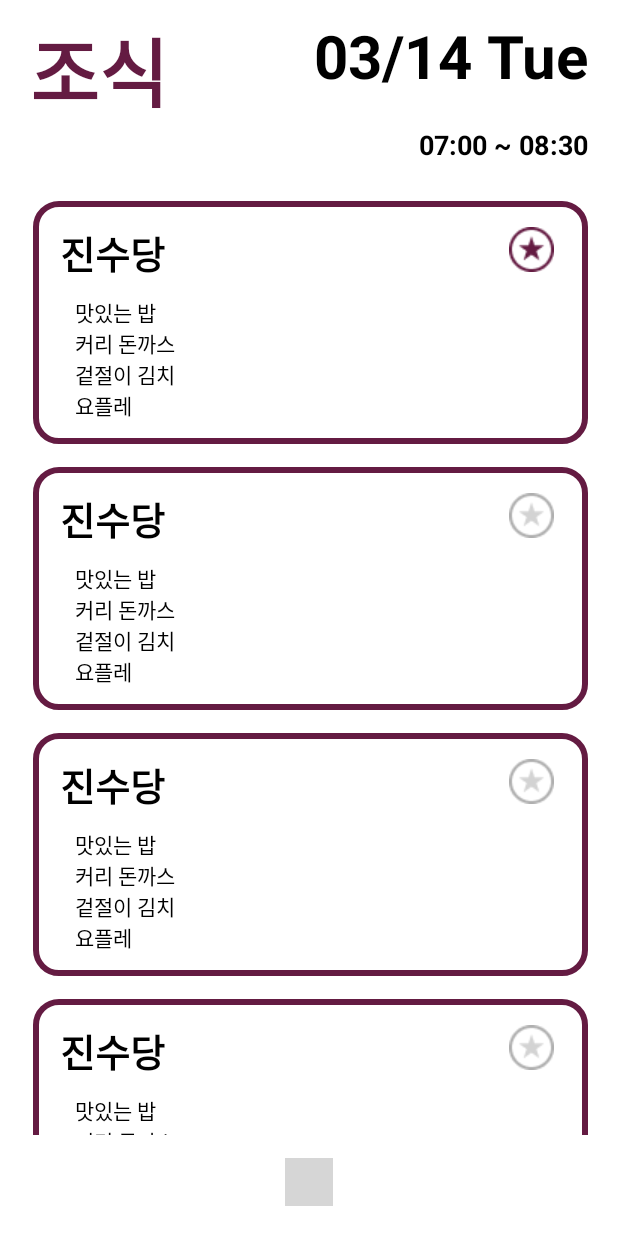
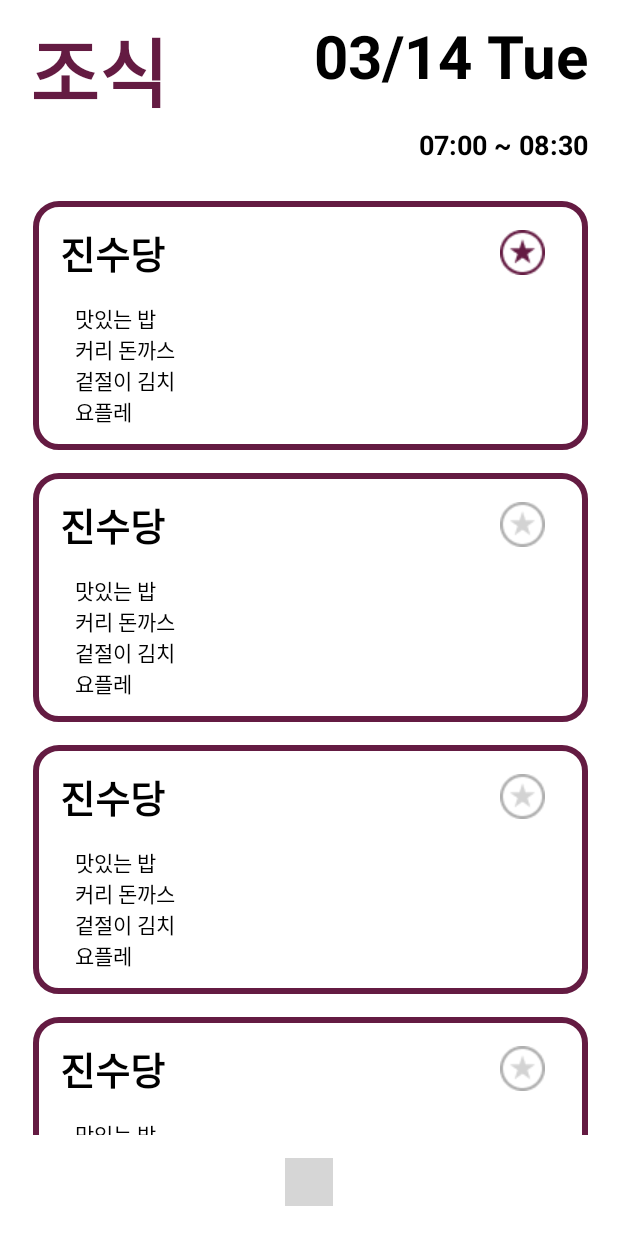
Before and after one commit to Kim-Yeon-ho/BukBob_jbnu, an Android app: the screen it shows after launch (MainActivity), after a tap on an icon or button, on a phone screen of 412 x 824 dp. Run offline under Robolectric (Android 15) with nearby library versions, the phone set to English and light mode, and no system bars; libraries missing offline, so code that uses them is left out: com.tbuonomo.viewpagerdotsindicator; plain views replace DotsIndicator; 2 statements that could not run were skipped; grey boxes are pictures that could not be loaded.

Commit message:
Update : Feature #5 => Android UI 즐겨찾기 위젯 각 페이지마다 연동 구현 완료.

```diff
--- a/BukBob_Android/app/src/main/java/com/bukbob/bukbob_android/MainActivity.kt
+++ b/BukBob_Android/app/src/main/java/com/bukbob/bukbob_android/MainActivity.kt
@@ -2,24 +2,33 @@ package com.bukbob.bukbob_android
 
 import androidx.appcompat.app.AppCompatActivity
 import android.os.Bundle
+import android.util.Log
+import android.widget.Button
+import androidx.lifecycle.Observer
+import androidx.lifecycle.ViewModelProvider
 import androidx.viewpager2.widget.ViewPager2
+import com.bukbob.bukbob_android.mainList_Module.FoodListAdapter
 import com.bukbob.bukbob_android.main_Module.MainAdapter
+import com.bukbob.bukbob_android.main_Module.MainViewModel
 import com.tbuonomo.viewpagerdotsindicator.DotsIndicator
 
 class MainActivity : AppCompatActivity() {
 
     lateinit var mainView : ViewPager2
-    lateinit var dotsIndicator: DotsIndicator
+    lateinit var mainDotsIndicator: DotsIndicator
     override fun onCreate(savedInstanceState: Bundle?) {
         super.onCreate(savedInstanceState)
         setContentView(R.layout.activity_main)
 
         mainView = findViewById(R.id.mainViewPager)
-        mainView.adapter = MainAdapter(arrayListOf("1","2","3","4","5"))
+        mainDotsIndicator = findViewById(R.id.mainIndicator)
+
+        mainView.adapter = MainAdapter(arrayListOf("1","2","3","4","5"),this)
+        // 차후 이곳에 Firebase 에서 받아온 정보를 넘겨줘야합니다.
         mainView.orientation = ViewPager2.ORIENTATION_HORIZONTAL
-
-        dotsIndicator = findViewById(R.id.mainIndicator)
-        dotsIndicator.attachTo(mainView)
+        // 가로 방향 스와이프 지원을 위한 선언입니다.
+        mainDotsIndicator.attachTo(mainView)
+        // 인디케이터를 mainView에 지정해줍니다.
 
     }
 }
--- a/BukBob_Android/app/src/main/java/com/bukbob/bukbob_android/mainList_Module/FoodListAdapter.kt
+++ b/BukBob_Android/app/src/main/java/com/bukbob/bukbob_android/mainList_Module/FoodListAdapter.kt
@@ -1,33 +1,46 @@
 package com.bukbob.bukbob_android.mainList_Module
 
-import android.graphics.Bitmap
-import android.graphics.drawable.Drawable
+import android.util.Log
 import android.view.LayoutInflater
 import android.view.View
 import android.view.ViewGroup
 import android.widget.ImageButton
 import android.widget.TextView
+import androidx.lifecycle.Observer
+import androidx.lifecycle.ViewModelProvider
 import androidx.recyclerview.widget.RecyclerView
+import com.bukbob.bukbob_android.MainActivity
 import com.bukbob.bukbob_android.R
+import com.bukbob.bukbob_android.main_Module.MainViewModel
 
-class FoodListAdapter (val FoodList: ArrayList<String>): RecyclerView.Adapter<FoodListAdapter.ViewHolder>(){
+class FoodListAdapter (val FoodList: ArrayList<String>,owner : MainActivity): RecyclerView.Adapter<FoodListAdapter.ViewHolder>(){
 
-    var isWidget : Boolean = false
-
-    inner class ViewHolder(view: View) : RecyclerView.ViewHolder(view){
+    val owner = owner
+    var isTrue = false
+    inner class ViewHolder(parent: View) : RecyclerView.ViewHolder(parent){
         var foodMarket : TextView
         var foodData : TextView
         var widget : ImageButton
 
         init {
-            foodMarket = view.findViewById(R.id.food_market)
-            foodData = view.findViewById(R.id.FoodList)
-            widget = view.findViewById(R.id.widgetButton)
+            foodMarket = parent.findViewById(R.id.food_market)
+            foodData = parent.findViewById(R.id.FoodList)
+            widget = parent.findViewById(R.id.widgetButton)
         }
     }
 
+    /**
+     * 해당 어댑터는 food_list_item_view를 기반으로 작성됐습니다.
+     *
+     * foodMarket는 food_list_item_view안에 식당 타이틀을 관리합니다.
+     * foodData는 food_list_item_view안에 식단 리스트를 관리합니다.
+     * widget는 food_list_item_view안에 widget 리스트를 관리합니다.
+     *
+     * */
+
     override fun onCreateViewHolder(parent: ViewGroup, viewType: Int): ViewHolder {
-        val view = LayoutInflater.from(parent.context).inflate(R.layout.food_list_item,parent,false)
+        val view =
+            LayoutInflater.from(parent.context).inflate(R.layout.food_list_item_view, parent, false)
 
         return ViewHolder(view)
     }
@@ -38,17 +51,33 @@ class FoodListAdapter (val FoodList: ArrayList<String>): RecyclerView.Adapter<Fo
     override fun onBindViewHolder(holder: ViewHolder, position: Int) {
         holder.foodMarket.text = "진수당"
         holder.foodData.text = "맛있는 밥 \n커리 돈까스 \n겉절이 김치 \n요플레"
-        //차후 수정
+
+
+        val model : MainViewModel = ViewModelProvider(owner).get(MainViewModel::class.java)
+
+        if(model.position.value == position && model.isCheck.value == true){
+            holder.widget.setImageResource(R.drawable.starfill)
+        }else{
+            holder.widget.setImageResource(R.drawable.starnonfill)
+        }
+
+
         holder.widget.setOnClickListener {
+            model.setPosition(position)
 
-            if(isWidget){
-                isWidget = !isWidget
+            if(model.isCheck.value == true){
+                isTrue = false
+                holder.widget.setImageResource(R.drawable.starfill)
+                model.setIsCheck(false)
+            }else{
+                isTrue = true
                 holder.widget.setImageResource(R.drawable.starnonfill)
-            }else{
-                isWidget = !isWidget
-                holder.widget.setImageResource(R.drawable.starfill)
+                model.setIsCheck(true)
             }
+        }
 
-        }
+
+
     }
+
 }
--- /dev/null
+++ b/BukBob_Android/app/src/main/java/com/bukbob/bukbob_android/main_Module/FoodViewControll.kt
@@ -0,0 +1,80 @@
+package com.bukbob.bukbob_android.main_Module
+
+import androidx.recyclerview.widget.LinearLayoutManager
+import com.bukbob.bukbob_android.MainActivity
+import com.bukbob.bukbob_android.mainList_Module.FoodListAdapter
+import java.text.SimpleDateFormat
+
+class FoodViewControll(hold : MainAdapter.PagerViewHolder, pageIndex: Int,owner: MainActivity) {
+
+    val owner = owner
+    val holder : MainAdapter.PagerViewHolder
+    val position : Int
+    // Holder를 담기 위한 상수입니다.
+    // postion은 ViewHolder가 생성 되고 나서 현재 사용자가 보고 있는 페이지를 담고 있는 상수입니다.
+
+    init {
+        holder = hold
+        position = pageIndex
+    }
+
+    /**
+     * 최초 객체가 생성될 때 hold라는 매개변수에 MainAdapter에서 holder를 인자값으로 받아
+     * 해당 class에서 사용합니다.
+     * */
+
+    fun setList(holder: MainAdapter.PagerViewHolder){
+        val layoutManager = LinearLayoutManager(holder.itemView.context,
+            LinearLayoutManager.VERTICAL,false)
+
+        holder.foodList.layoutManager = layoutManager
+        holder.foodList.adapter = FoodListAdapter(arrayListOf("1","2","3"),owner)
+
+    }
+
+    /**
+     * 해당 함수는 FoodListView 리사이클러뷰에 식단을 전달하는 함수입니다.
+     * 차후 Firebase 모듈과 결합하여 사용하면 좋을것 같습니다.
+     * */
+
+    fun setTitle(holder : MainAdapter.PagerViewHolder, position: Int){
+        when(position){
+            0 -> {
+                holder.foodTitle.text = "조식"
+                holder.foodTime.text = "07:00 ~ 08:30"
+            }
+            1 -> {
+                holder.foodTitle.text = "중식"
+                holder.foodTime.text = "11:00 ~ 14:00"
+            }
+            2 -> {
+                holder.foodTitle.text = "석식"
+                holder.foodTime.text = "17:30 ~ 19:00"
+            }
+        }
+    }
+
+    /**
+     * 해당 함수는 사용자가 보고 있는 페이지
+     * 0 -> 조식 , 1 -> 중식 , 3 -> 석식
+     * 페이지를 when을 사용하여 각 분기별로 처리한 함수입니다.
+     * */
+
+    fun setTime(holder: MainAdapter.PagerViewHolder){
+        val currentTime : Long = System.currentTimeMillis()
+        val nowTime = SimpleDateFormat("MM/dd E")
+        holder.foodDate.text = nowTime.format(currentTime)
+    }
+
+    /**
+     * 해당 함수는 현재 Android 핸드폰의 시간을 밀리세컨드 단위로 가져옵니다.
+     * 그후 지정된 포맷에 맞게 시간을 변형하여 사용자에게 제공합니다.
+     *
+     * 시스템 언어에 따라 요일이 한글 또는 영어 or 다른 언어로 출력될 수 있습니다.
+     * */
+
+    fun updateFoodList(){
+        holder.foodList.adapter?.notifyDataSetChanged()
+    }
+
+}
--- a/BukBob_Android/app/src/main/java/com/bukbob/bukbob_android/main_Module/MainAdapter.kt
+++ b/BukBob_Android/app/src/main/java/com/bukbob/bukbob_android/main_Module/MainAdapter.kt
@@ -1,66 +1,72 @@
 package com.bukbob.bukbob_android.main_Module
 
+import android.util.Log
 import android.view.LayoutInflater
 import android.view.ViewGroup
-import android.widget.LinearLayout
 import android.widget.TextView
-import androidx.recyclerview.widget.LinearLayoutManager
+import androidx.lifecycle.LifecycleOwner
+import androidx.lifecycle.Observer
+import androidx.lifecycle.ViewModelProvider
 import androidx.recyclerview.widget.RecyclerView
+import com.bukbob.bukbob_android.MainActivity
 import com.bukbob.bukbob_android.R
-import com.bukbob.bukbob_android.mainList_Module.FoodListAdapter
-import java.text.SimpleDateFormat
+class MainAdapter(var foodList: ArrayList<String>,owner : MainActivity): RecyclerView.Adapter<MainAdapter.PagerViewHolder>() {
 
-class MainAdapter(var foodList: ArrayList<String>): RecyclerView.Adapter<MainAdapter.PagerViewHolder>() {
+    val owner = owner
+    inner class PagerViewHolder(parent: ViewGroup) : RecyclerView.ViewHolder(LayoutInflater.from(parent.context).inflate(
+        R.layout.food_list_view,parent,false)){
 
-    inner class PagerViewHolder(parent: ViewGroup) : RecyclerView.ViewHolder(LayoutInflater.from(parent.context).inflate(
-        R.layout.food_list,parent,false)){
         val foodTitle : TextView = itemView.findViewById(R.id.FoodTitle)
         val foodDate : TextView = itemView.findViewById(R.id.FoodDate)
         val foodTime : TextView = itemView.findViewById(R.id.FoodTime)
         val foodList : RecyclerView = itemView.findViewById(R.id.FoodListView)
+
+
+        /**
+         * 해당 어댑터는 food_list_view.xml 파일을 기준으로 작동합니다.
+         *
+         * foodTitle : food_list_view.xml안에 조식,중식,석식 타이틀을 담당하는 텍스트 뷰입니다.
+         * foodDate : food_list_view.xml안에 월/일을 담당하는 텍스트 뷰입니다.
+         * foodTime : food_list_view.xml안에 식당의 운영 시간을 담당하는 텍스트 뷰입니다.
+         * foodList : food_list_view.xml안에 음식 리스트를 출력해주는 리사이클러뷰입니다.
+         *
+         *
+         * 차후 ViewBinding을 해야합니다. findViewByID가 성능적 이슈를 불러올 수 있습니다.
+         * */
+
     }
 
-    override fun onCreateViewHolder(parent: ViewGroup, viewType: Int) = PagerViewHolder((parent))
+    override fun onCreateViewHolder(parent: ViewGroup, viewType: Int) = PagerViewHolder(parent)
+    // onCreateViewHolder 메소드는 ViewHolder를 생성하는 메소드입니다. 이로 인해 차후에 View를 컨트롤 할 수 있습니다.
 
     override fun getItemCount(): Int = 3
     //조식,중식,석식 페이지 3개
 
     override fun onBindViewHolder(holder: PagerViewHolder, position: Int) {
-        setTitle(holder,position)
-        setTime(holder)
-        setList(holder)
+
+        val FoodView = FoodViewControll(holder,position,owner)
+        // FoodView를 컨트롤하는 객체를 생성합니다.
+
+        val model : MainViewModel = ViewModelProvider(owner).get(MainViewModel::class.java)
+        val modeObser = Observer<Boolean> {
+            FoodView.updateFoodList()
+        }
+
+        model.isCheck.observe(owner,modeObser)
+
+        FoodView.setTitle(holder,position)
+        FoodView.setTime(holder)
+        FoodView.setList(holder)
+
     }
 
-    fun setList(holder: PagerViewHolder){
-        val layoutManager = LinearLayoutManager(holder.itemView.context,LinearLayoutManager.VERTICAL,false)
-
-        holder.foodList.layoutManager = layoutManager
-        holder.foodList.adapter = FoodListAdapter(arrayListOf("1","2","3"))
-    }
-
-
-    fun setTitle(holder : PagerViewHolder,position: Int){
-        when(position){
-            0 -> {
-                holder.foodTitle.text = "조식"
-                holder.foodTime.text = "07:00 ~ 08:30"
-            }
-            1 -> {
-                holder.foodTitle.text = "중식"
-                holder.foodTime.text = "11:00 ~ 14:00"
-            }
-            2 -> {
-                holder.foodTitle.text = "석식"
-                holder.foodTime.text = "17:30 ~ 19:00"
-            }
-        }
-    }
-
-    fun setTime(holder: PagerViewHolder){
-        val currentTime : Long = System.currentTimeMillis()
-        val nowTime = SimpleDateFormat("MM/dd E")
-        holder.foodDate.text = nowTime.format(currentTime)
-    }
-
+    /**
+     * 해당 FoodView객체 안에는 각 setTitle(), setTime(), setList() 함수가 내장되어 있습니다.
+     * 각 함수는 PagerView inner class에서 언급한 뷰들을 컨트롤합니다.
+     *
+     *
+     * 해당 onBindViewHolder()는 최초에만 실행되어 무분별한 객체 생성이 발생하지 않습니다.
+     * 만약, 성능적 이슈가 있다면 Android profiler를 사용해서 분석해주세요.
+     * */
 
 }
--- /dev/null
+++ b/BukBob_Android/app/src/main/java/com/bukbob/bukbob_android/main_Module/MainViewModel.kt
@@ -0,0 +1,20 @@
+package com.bukbob.bukbob_android.main_Module
+
+import android.util.Log
+import androidx.lifecycle.MutableLiveData
+import androidx.lifecycle.ViewModel
+
+class MainViewModel : ViewModel() {
+
+    var isCheck : MutableLiveData<Boolean> = MutableLiveData<Boolean>(false)
+    var position : MutableLiveData<Int> = MutableLiveData<Int>(-1)
+
+    fun setIsCheck(isTrue : Boolean){
+        isCheck.value = isTrue
+    }
+
+    fun setPosition(index : Int){
+        position.value = index
+    }
+
+}
--- a/BukBob_Android/app/src/main/res/layout/activity_main.xml
+++ b/BukBob_Android/app/src/main/res/layout/activity_main.xml
@@ -27,6 +27,8 @@
         app:dotsSpacing="4dp"
         app:dotsWidthFactor="2.5"
         app:progressMode="true"
-        />
+        >
+
+    </com.tbuonomo.viewpagerdotsindicator.DotsIndicator>
 
 </LinearLayout>
--- a/BukBob_Android/app/src/main/res/layout/food_list_item.xml
+++ b/BukBob_Android/app/src/main/res/layout/food_list_item_view.xml
@@ -26,6 +26,7 @@
                 android:layout_height="wrap_content"
                 android:layout_marginLeft="20dp"
                 android:layout_marginTop="15dp"
+                android:layout_marginRight="20dp"
                 android:layout_weight="2"
                 android:text="진수당"
                 android:textColor="@color/black"
@@ -33,13 +34,13 @@
                 android:textStyle="bold" />
 
             <ImageButton
-                android:id = "@+id/widgetButton"
-                android:layout_width="35dp"
-                android:layout_height="match_parent"
+                android:id="@+id/widgetButton"
+                android:layout_width="48dp"
+                android:layout_height="48dp"
                 android:layout_marginTop="10dp"
                 android:layout_marginRight="20dp"
                 android:background="@android:color/transparent"
-                android:src="@drawable/starnonfill"/>
+                android:src="@drawable/starnonfill" />
 
         </LinearLayout>
 
```
Also changed, not shown: BukBob_Android/app/src/main/res/layout/food_list_view.xml (renamed from BukBob_Android/app/src/main/res/layout/food_list.xml).
